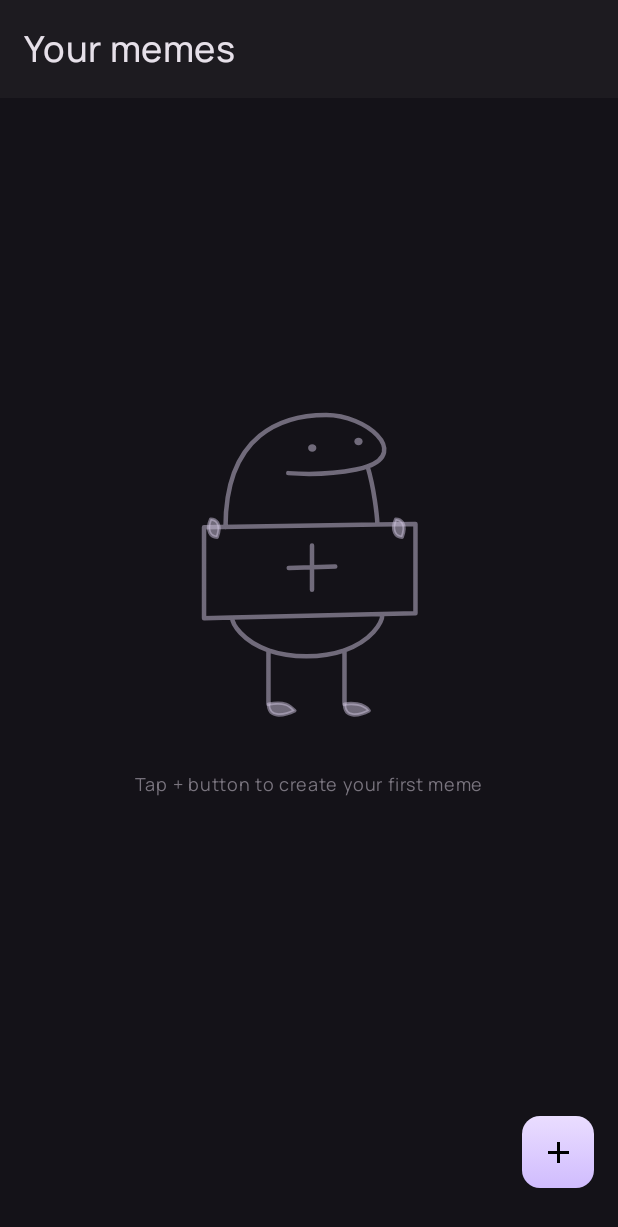
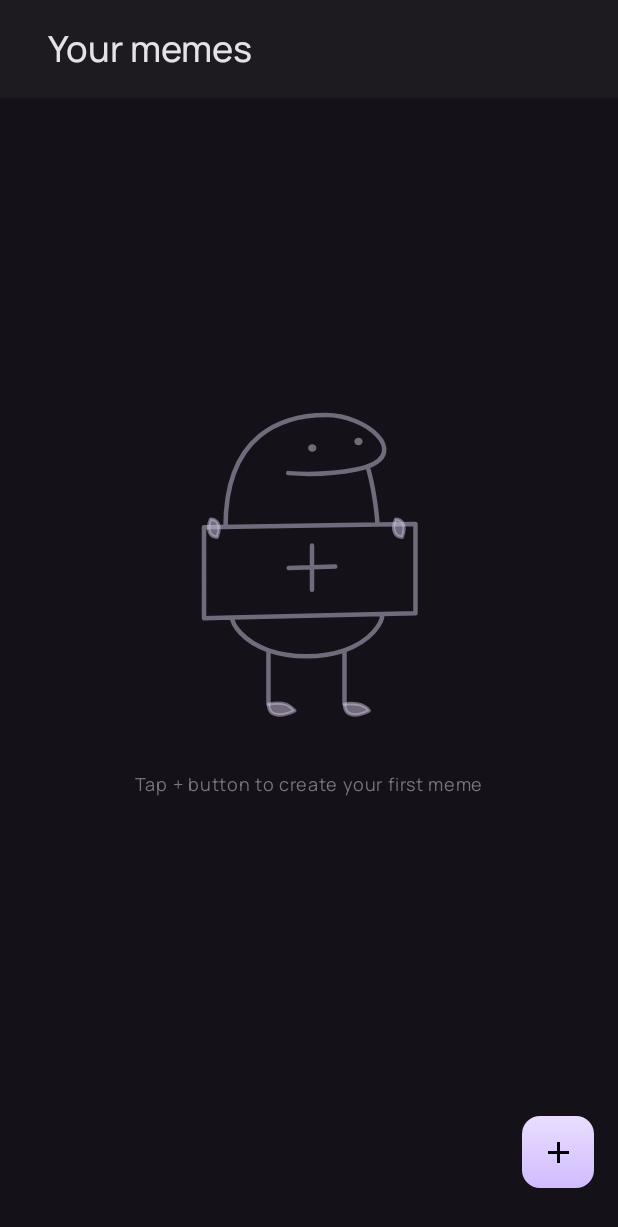
Before and after one commit to estherStevens/MasterMeme, an Android app built with Jetpack Compose: the @Preview function MyMemesPreview, on a phone screen of 412 x 824 dp. Shown: the top 1227 px of the screen. Run offline under Robolectric (Android 15) with nearby library versions, the phone set to English and light mode, and no system bars.

```diff
--- a/app/build.gradle.kts
+++ b/app/build.gradle.kts
@@ -2,6 +2,7 @@ plugins {
     alias(libs.plugins.android.application)
     alias(libs.plugins.kotlin.android)
     alias(libs.plugins.kotlin.compose)
+    alias(libs.plugins.kotlin.serialize) apply true
 }
 
 android {
@@ -49,6 +50,8 @@ dependencies {
     implementation(libs.androidx.ui.tooling.preview)
     implementation(libs.androidx.material3)
     implementation(libs.core.splashscreen)
+    implementation(libs.compose.navigation)
+    implementation(libs.kotlin.serialization)
     testImplementation(libs.junit)
     androidTestImplementation(libs.androidx.junit)
     androidTestImplementation(libs.androidx.espresso.core)
--- a/app/src/main/java/stevens/software/mastermeme/MyMemes.kt
+++ b/app/src/main/java/stevens/software/mastermeme/MyMemes.kt
@@ -10,6 +10,7 @@ import androidx.compose.foundation.layout.fillMaxWidth
 import androidx.compose.foundation.layout.padding
 import androidx.compose.foundation.layout.size
 import androidx.compose.foundation.shape.RoundedCornerShape
+import androidx.compose.material3.ExperimentalMaterial3Api
 import androidx.compose.material3.FloatingActionButton
 import androidx.compose.material3.FloatingActionButtonDefaults
 import androidx.compose.material3.Icon
@@ -17,6 +18,9 @@ import androidx.compose.material3.IconButton
 import androidx.compose.material3.MaterialTheme
 import androidx.compose.material3.Scaffold
 import androidx.compose.material3.Text
+import androidx.compose.material3.TopAppBar
+import androidx.compose.material3.TopAppBarColors
+import androidx.compose.material3.TopAppBarDefaults
 import androidx.compose.runtime.Composable
 import androidx.compose.ui.Alignment
 import androidx.compose.ui.Modifier
@@ -34,15 +38,13 @@ import androidx.compose.ui.unit.dp
 import androidx.compose.ui.unit.sp
 import stevens.software.mastermeme.ui.theme.MasterMemeTheme
 
+@OptIn(ExperimentalMaterial3Api::class)
 @Composable
 fun MyMemes() {
     Scaffold(
         topBar = {
-            Box(
-                modifier = Modifier
-                    .fillMaxWidth()
-                    .background(color = colorResource(R.color.dark_grey))
-            ) {
+            TopAppBar(
+               title = {
                    Text(
                        text = stringResource(R.string.my_memes_title),
                        color = colorResource(R.color.light_grey),
@@ -51,7 +53,11 @@ fun MyMemes() {
                        fontWeight = FontWeight.Medium,
                        modifier = Modifier.padding(16.dp)
                    )
-            }
+               },
+                colors = TopAppBarDefaults.topAppBarColors().copy(
+                    containerColor = colorResource(R.color.dark_grey)
+                )
+            )
         },
         content = { contentPadding ->
             Box(
--- a/build.gradle.kts
+++ b/build.gradle.kts
@@ -3,4 +3,6 @@ plugins {
     alias(libs.plugins.android.application) apply false
     alias(libs.plugins.kotlin.android) apply false
     alias(libs.plugins.kotlin.compose) apply false
+//    alias(libs.plugins.kotlin.serialize) apply true
+
 }
--- a/gradle/libs.versions.toml
+++ b/gradle/libs.versions.toml
@@ -9,6 +9,9 @@ lifecycleRuntimeKtx = "2.8.7"
 activityCompose = "1.9.3"
 composeBom = "2024.04.01"
 core_splashscreen = "1.0.1"
+compose_nav = "2.8.4"
+kotlin_serialization_plugin = "1.9.0"
+kotlin_serialization = "1.6.2"
 
 [libraries]
 androidx-core-ktx = { group = "androidx.core", name = "core-ktx", version.ref = "coreKtx" }
@@ -26,8 +29,11 @@ androidx-ui-test-manifest = { group = "androidx.compose.ui", name = "ui-test-man
 androidx-ui-test-junit4 = { group = "androidx.compose.ui", name = "ui-test-junit4" }
 androidx-material3 = { group = "androidx.compose.material3", name = "material3" }
 core-splashscreen = { group = "androidx.core", name = "core-splashscreen", version.ref = "core_splashscreen" }
+compose_navigation = { group = "androidx.navigation", name = "navigation-compose", version.ref = "compose_nav" }
+kotlin-serialization = { group = "org.jetbrains.kotlinx", name = "kotlinx-serialization-json", version.ref = "kotlin_serialization" }
 
 [plugins]
 android-application = { id = "com.android.application", version.ref = "agp" }
 kotlin-android = { id = "org.jetbrains.kotlin.android", version.ref = "kotlin" }
 kotlin-compose = { id = "org.jetbrains.kotlin.plugin.compose", version.ref = "kotlin" }
+kotlin-serialize = { id = "org.jetbrains.kotlin.plugin.serialization", version.ref = "kotlin_serialization_plugin" }
```
Also changed, not shown: app/src/main/java/stevens/software/mastermeme/MainActivity.kt (+6 -17 lines), app/src/main/java/stevens/software/mastermeme/MainNavController.kt (added, +21 -0 lines). Lines whose indentation alone changed are shown as unchanged.
